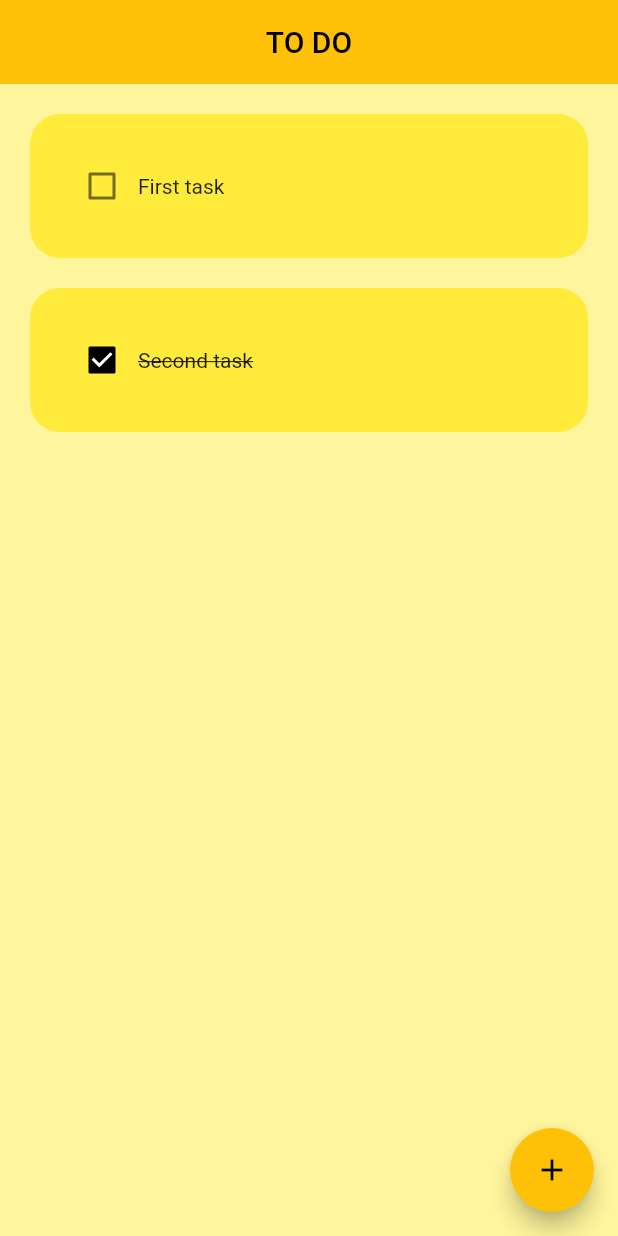
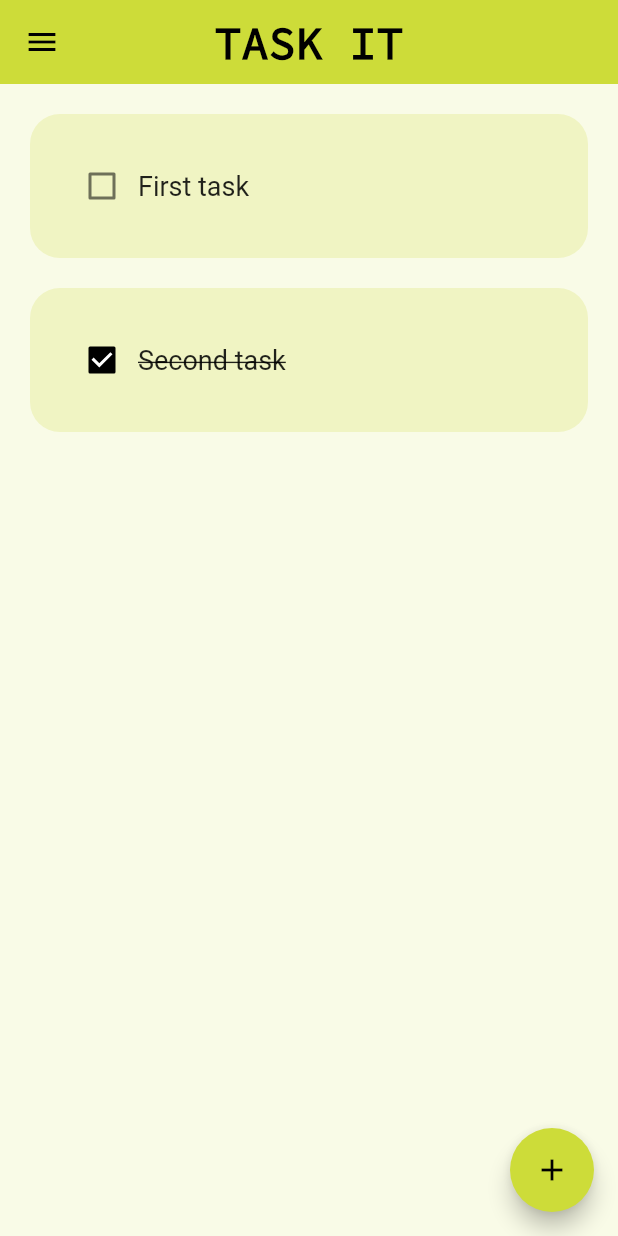
Before and after one commit to uddeshrothe/notesapp-flutter, a Flutter app: the screen it shows after launch, on a phone screen of 412 x 824 dp. Run offline on Flutter 3.47's test engine with Material 2 defaults, Android fonts, the phone set to English and light mode, and no system bars; drawn by our look-alikes of flutter_slidable; our stand-ins replace fluttertoast, hive, hive_flutter; accounts and stored records are empty.

Commit message:
UI changes

```diff
--- a/lib/main.dart
+++ b/lib/main.dart
@@ -10,19 +10,21 @@ void main() async {
   //Open a box
   var box = await Hive.openBox('mybox');
 
-  runApp(const MyApp());
+  runApp(MyApp());
 }
 
 class MyApp extends StatelessWidget {
   const MyApp({super.key});
-
+  final ThemeMode _themeMode = ThemeMode.system;
   // This widget is the root of your application.
   @override
   Widget build(BuildContext context) {
     return MaterialApp(
       debugShowCheckedModeBanner: false,
       home: const HomePage(),
-      theme: ThemeData(primarySwatch: Colors.amber),
+      theme: ThemeData(),
+      // darkTheme: ThemeData.dark(),
+      themeMode: _themeMode,
     );
   }
 }
--- a/lib/pages/home_page.dart
+++ b/lib/pages/home_page.dart
@@ -1,7 +1,10 @@
+import 'dart:ui';
+
 import 'package:flutter/material.dart';
 import 'package:hive_flutter/hive_flutter.dart';
 import 'package:notesapp/data/database.dart';
 import 'package:notesapp/utilities/dialog_box.dart';
+import 'package:fluttertoast/fluttertoast.dart';
 
 import '../utilities/todo_tile.dart';
 
@@ -17,6 +20,7 @@ class _HomePageState extends State<HomePage> {
   final _myBox = Hive.box('myBox');
   toDoDatabase db = toDoDatabase();
 
+  late FToast fToast;
   @override
   void initState() {
     // For first time opening the app, then load default data
@@ -25,6 +29,9 @@ class _HomePageState extends State<HomePage> {
     } else {
       db.loadData();
     }
+
+    fToast = FToast();
+    fToast.init(context);
 
     super.initState();
   }
@@ -39,10 +46,26 @@ class _HomePageState extends State<HomePage> {
     db.updateDatabase();
   }
 
+  Widget toast = Container(
+    padding: const EdgeInsets.symmetric(horizontal: 24.0, vertical: 12.0),
+    decoration: BoxDecoration(
+      borderRadius: BorderRadius.circular(25.0),
+      color: Colors.lime[100],
+    ),
+    child: Text("Task name is missing!"),
+  );
+
   //Save task
   void saveNewTask() {
     setState(() {
+      if (_controller.text.isNotEmpty) {
         db.toDoList.add([_controller.text, false]);
+      } else {
+        fToast.showToast(
+          child: toast,
+        );
+        _controller.clear();
+      }
       _controller.clear();
     });
     Navigator.of(context).pop();
@@ -73,17 +96,81 @@ class _HomePageState extends State<HomePage> {
   @override
   Widget build(BuildContext context) {
     return Scaffold(
-      backgroundColor: Colors.yellow[200],
+      backgroundColor: Colors.lime[50],
+      drawer: Drawer(
+        backgroundColor: Colors.lime[50],
+        child: ListView(
+          children: [
+            DrawerHeader(
+              child: Container(
+                decoration: const BoxDecoration(
+                  image: DecorationImage(
+                    opacity: .8,
+                    image: AssetImage('lib/icons/taskit2.png'),
+                  ),
+                ),
+                child: const Text(
+                  '',
+                  style: TextStyle(color: Colors.lime),
+                ),
+              ),
+            ),
+            ListTile(
+              leading: const Icon(Icons.home),
+              title: const Text('Home'),
+              iconColor: Colors.black,
+              onTap: () {
+                Navigator.of(context).push(
+                    MaterialPageRoute(builder: (context) => const HomePage()));
+              },
+            ),
+            ListTile(
+              leading: const Icon(Icons.info),
+              title: const Text('About'),
+              iconColor: Colors.black,
+              onTap: () {
+                showAboutDialog(
+                    context: context,
+                    applicationName: 'Task it',
+                    applicationIcon: Image.asset('lib/icons/taskit3.png'),
+                    applicationVersion: '1.0',
+                    applicationLegalese: 'Keep track of tasks');
+              },
+            ),
+          ],
+        ),
+      ),
       appBar: AppBar(
-        title: const Text('TO DO'),
+        iconTheme: const IconThemeData(color: Colors.black),
+        backgroundColor: Colors.lime,
+        title: const Text(
+          'TASK IT',
+          style: TextStyle(
+              color: Colors.black,
+              fontSize: 30,
+              fontFamily: 'SourceCodePro',
+              fontWeight: FontWeight.w900),
+        ),
         centerTitle: true,
         elevation: 0,
       ),
       floatingActionButton: FloatingActionButton(
+        backgroundColor: Colors.lime,
+        foregroundColor: Colors.black,
         onPressed: createNewTask,
         child: const Icon(Icons.add),
       ),
-      body: ListView.builder(
+      body: db.toDoList.isEmpty
+          ? Scaffold(
+              backgroundColor: Colors.lime[50],
+              body: const Center(
+                child: Text(
+                  "Add tasks!!",
+                  style: TextStyle(fontSize: 30, fontWeight: FontWeight.w100),
+                ),
+              ),
+            )
+          : ListView.builder(
               itemCount: db.toDoList.length,
               itemBuilder: (context, index) {
                 return ToDoTile(
--- a/lib/utilities/dialog_box.dart
+++ b/lib/utilities/dialog_box.dart
@@ -14,7 +14,7 @@ class DialogBox extends StatelessWidget {
       title: const Center(child: Text('Add new task')),
       shape: const RoundedRectangleBorder(
                 borderRadius: BorderRadius.all(Radius.circular(20.0))),
-      backgroundColor: Colors.yellow,
+      backgroundColor: Colors.white,
       content: SizedBox(
         height: 200,
         width: 120,
@@ -24,13 +24,18 @@ class DialogBox extends StatelessWidget {
             TextField(
               controller: controller,
               maxLength: 60,
-              decoration: const InputDecoration(
+              decoration: InputDecoration(
+                  focusedBorder: OutlineInputBorder(
+                    borderSide: BorderSide(color: Colors.lime),
+                    borderRadius: BorderRadius.circular(20),
+                  ),
+                  fillColor: Colors.lime,
                   border: OutlineInputBorder(), hintText: 'Input your task'),
             ),
             Row(
               mainAxisAlignment: MainAxisAlignment.spaceEvenly,
               children: [
-                MyButton(text: 'Save', onPressed: onSave),
+                MyButton(text: 'Save', onPressed: onSave,),
                 const SizedBox(
                   width: 8,
                 ),
--- a/lib/utilities/my_button.dart
+++ b/lib/utilities/my_button.dart
@@ -10,7 +10,7 @@ class MyButton extends StatelessWidget {
   Widget build(BuildContext context) {
     return MaterialButton(
       onPressed: onPressed,
-      color: Theme.of(context).primaryColor,
+      color: Colors.lime,
       child: Text(text),
     );
   }
--- a/lib/utilities/todo_tile.dart
+++ b/lib/utilities/todo_tile.dart
@@ -35,6 +35,7 @@ class ToDoTile extends StatelessWidget {
           children: [
             SlidableAction(
               onPressed: deleteFunction,
+              label: 'delete',
               icon: Icons.delete,
               backgroundColor: Colors.red.shade300,
               borderRadius: BorderRadius.circular(20),
@@ -44,7 +45,7 @@ class ToDoTile extends StatelessWidget {
         child: Container(
           padding: const EdgeInsets.all(24),
           decoration: BoxDecoration(
-              color: Colors.yellow, borderRadius: BorderRadius.circular(20)),
+              color: Colors.lime[100], borderRadius: BorderRadius.circular(20)),
           child: Row(
             children: [
               Checkbox(
@@ -56,6 +57,7 @@ class ToDoTile extends StatelessWidget {
                 child: Text(
                   taskName,
                   style: TextStyle(
+                      fontSize: 18,              //Default= 14
                       decoration: taskCompleted
                           ? TextDecoration.lineThrough
                           : TextDecoration.none),
```
Also changed, not shown: pubspec.yaml (+17 -4 lines), lib/fonts/SourceCodePro-Regular.ttf (added), lib/icons/taskit2.png (added), lib/icons/taskit3.png (added), pubspec.lock, 32 other files. Lines whose indentation alone changed are shown as unchanged.
